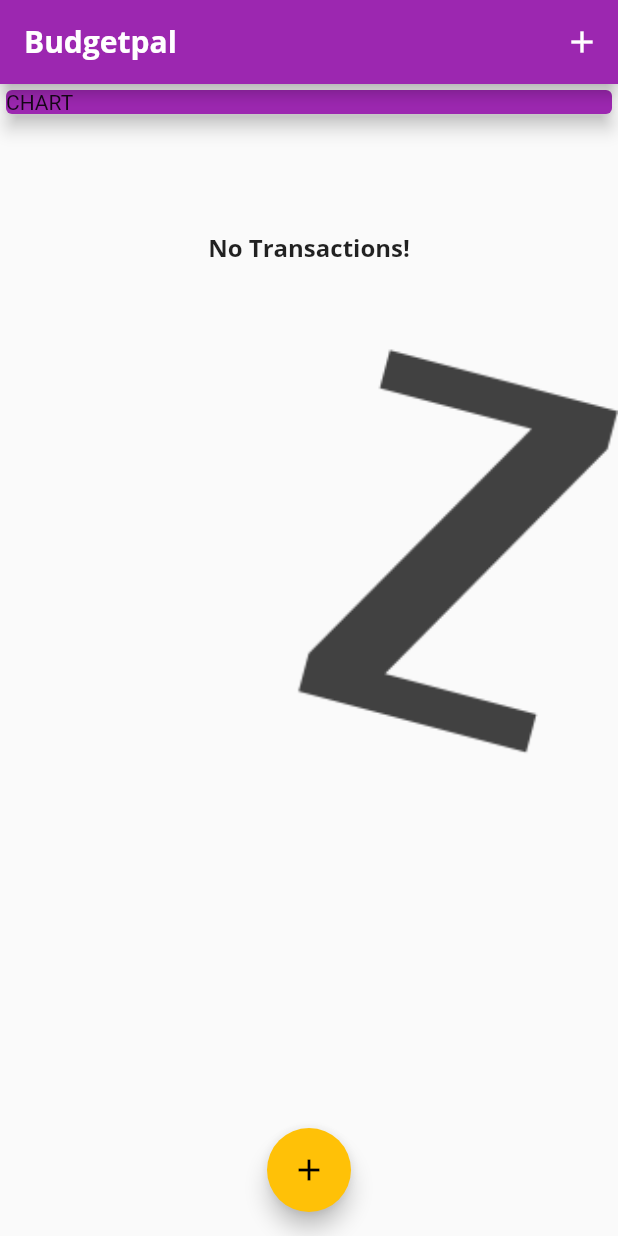
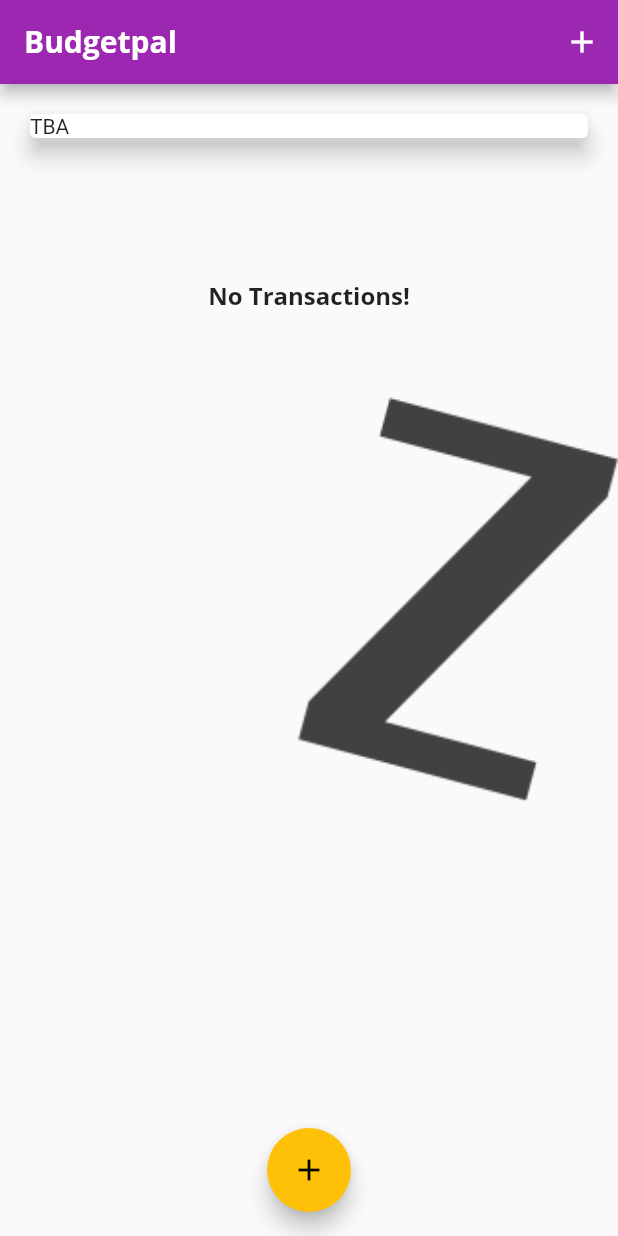
Before and after one commit to damianwojcik/flutter-budgetpal, a Flutter app: the screen it shows after launch, on a phone screen of 412 x 824 dp. Run offline on Flutter 3.47's test engine with Material 2 defaults, Android fonts, the phone set to English and light mode, and no system bars.

Commit message:
added updates

```diff
--- a/lib/main.dart
+++ b/lib/main.dart
@@ -3,6 +3,7 @@ import 'package:flutter/material.dart';
 import './models/transaction.dart';
 import './widgets/transaction_list.dart';
 import './widgets/new_transaction.dart';
+import './widgets/chart.dart';
 
 void main() {
   runApp(const MyApp());
@@ -52,6 +53,13 @@ class _MyHomePageState extends State<MyHomePage> {
     //     id: 'T3', title: 'Chocolate Bar', amount: 5, date: DateTime.now()),
   ];
 
+  List<Transaction> get _recentTransactions {
+    return _userTransactions.where((transaction) {
+      return transaction.date
+          .isAfter(DateTime.now().subtract(Duration(days: 7)));
+    }).toList();
+  }
+
   void _addNewTransaction(String title, double amount) {
     final newTransaction = Transaction(
         title: title,
@@ -92,11 +100,7 @@ class _MyHomePageState extends State<MyHomePage> {
           mainAxisAlignment: MainAxisAlignment.start,
           crossAxisAlignment: CrossAxisAlignment.start,
           children: <Widget>[
-            Card(
-              color: Theme.of(context).primaryColor,
-              child: Container(width: double.infinity, child: Text('CHART')),
-              elevation: 5,
-            ),
+            Chart(_recentTransactions),
             TransactionList(_userTransactions),
           ],
         ),
--- a/lib/widgets/chart.dart
+++ b/lib/widgets/chart.dart
@@ -23,7 +23,7 @@ class Chart extends StatelessWidget {
         }
       }
 
-      return {'day': DateFormat.E(weekDay), 'amount': totalSum};
+      return {'day': DateFormat.E().format(weekDay), 'amount': totalSum};
     });
   }
 
```
